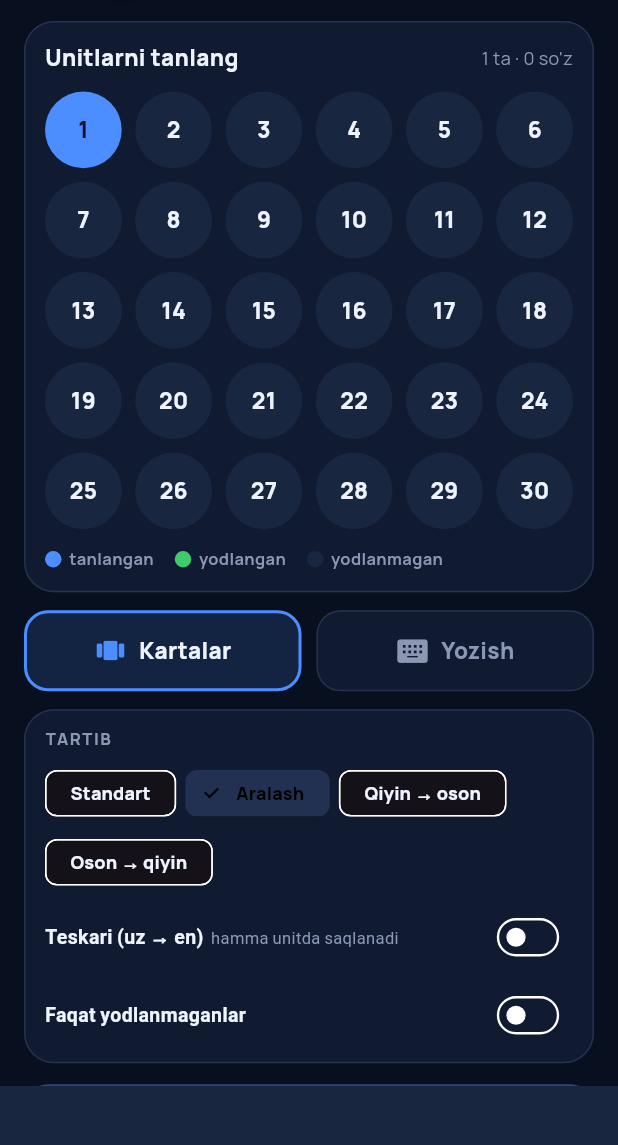
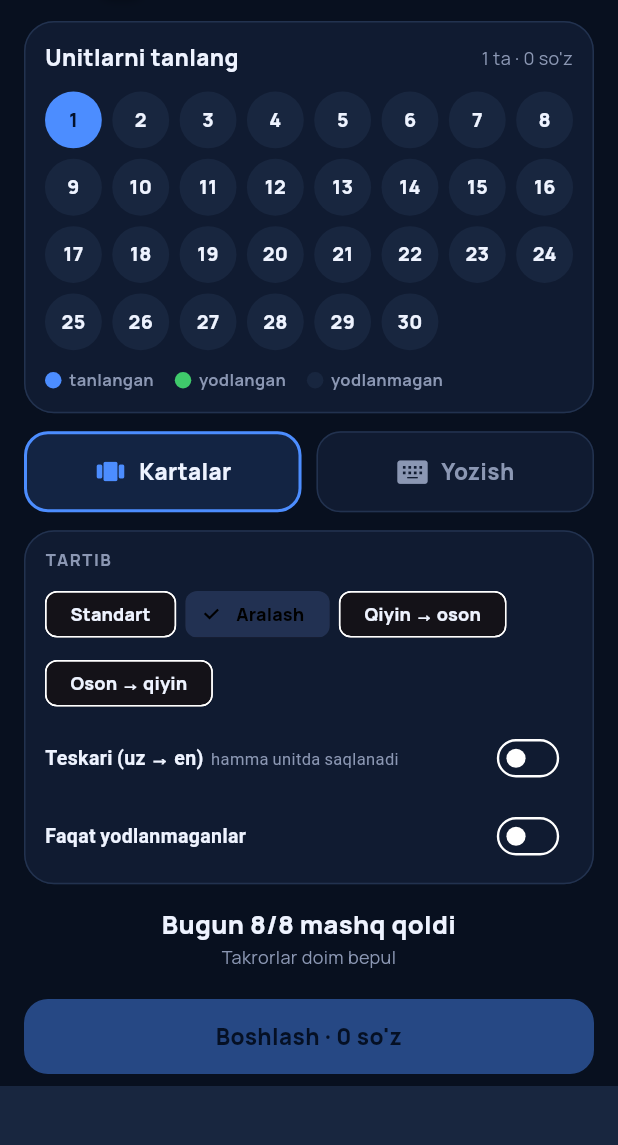
Before and after one commit to RavshanbekAkbarov/genius, a Flutter app: the SetupScreen screen opened directly with empty values, on a phone screen of 412 x 824 dp, the part 75-1220 px from its top. Run offline on Flutter 3.47's test engine with Material 3 defaults, Android fonts, the phone set to English and light mode, and no system bars; our stand-ins replace audioplayers, flutter_local_notifications, flutter_tts, google_fonts, google_mobile_ads, shared_preferences and 2 more; accounts and stored records are empty; network calls fail.

Commit message:
Karta, unitlar va Bugungi mashq ko'rinishi; o'zbekcha ovoz fayllari
- Karta aylantirilganda endi o'qilmaydi: inglizcha so'z yoki 🔊 bosilganda o'qiladi.
  Karta kattaroq va bo'yi uzunroq.
- Mashq qilishda unitlar bir qatorda 8 tadan; Boshlash tugmasi pastda doim ko'rinadi.
- Bugungi mashq belgisi ⚡.
- O'zbekcha ovoz: so'zlar uchun oldindan yozib olingan mp3 (Edge, uz-UZ-MadinaNeural)
  GitHub Actions'da tool/uz_audio.py bilan yaratiladi va assets/audio/uz ga commit qilinadi.
  Tinglashda avval shu fayl, bo'lmasa telefon ovozi ishlatiladi.

Co-Authored-By: Claude Opus 5.5 <noreply@anthropic.com>
Claude-Session: https://claude.ai/code/session_013W8VqLoEbdWsUuNYZPiqjj

```diff
--- a/lib/screens/home.dart
+++ b/lib/screens/home.dart
@@ -265,7 +265,7 @@ class _HomeTabState extends State<HomeTab> {
                 width: 56,
                 height: 56,
                 decoration: const BoxDecoration(color: C.gold, shape: BoxShape.circle),
-                child: const Icon(Icons.play_arrow_rounded, color: Color(0xFF241800), size: 36),
+                child: const Icon(Icons.bolt_rounded, color: Color(0xFF241800), size: 36),
               ),
               const SizedBox(width: 14),
               Expanded(
--- a/lib/screens/setup.dart
+++ b/lib/screens/setup.dart
@@ -85,8 +85,19 @@ class _SetupScreenState extends State<SetupScreen> {
     final cnt = pool(s).length;
     return Scaffold(
       appBar: TopBar(title: 'Mashq qilish', subtitle: b.title, book: b, actions: const [VoiceButton()]),
-      bottomNavigationBar: s.isPremium ? null : const SafeArea(top: false, child: AdBanner()),
-      body: ListView(padding: const EdgeInsets.fromLTRB(16, 8, 16, 24), children: [
+      // Boshlash tugmasi doim pastda ko'rinib turadi (skroll shart emas).
+      bottomNavigationBar: SafeArea(
+        top: false,
+        child: Column(mainAxisSize: MainAxisSize.min, children: [
+          Padding(
+            padding: const EdgeInsets.fromLTRB(16, 8, 16, 8),
+            child: Btn("Boshlash · $cnt so'z",
+                onTap: cnt == 0 ? null : () => startSession(context, ordered(s, pool(s)), review: false, typing: typing)),
+          ),
+          if (!s.isPremium) const AdBanner(),
+        ]),
+      ),
+      body: ListView(padding: const EdgeInsets.fromLTRB(16, 8, 16, 16), children: [
         AppCard(
           child: Column(crossAxisAlignment: CrossAxisAlignment.start, children: [
             Row(children: [
@@ -95,9 +106,9 @@ class _SetupScreenState extends State<SetupScreen> {
             ]),
             const SizedBox(height: 12),
             GridView.count(
-              crossAxisCount: 6,
-              mainAxisSpacing: 9,
-              crossAxisSpacing: 9,
+              crossAxisCount: 8,
+              mainAxisSpacing: 7,
+              crossAxisSpacing: 7,
               shrinkWrap: true,
               physics: const NeverScrollableScrollPhysics(),
               children: [
@@ -140,9 +151,6 @@ class _SetupScreenState extends State<SetupScreen> {
           ]),
         ),
         const SizedBox(height: 14),
-        Btn("Boshlash · $cnt so'z",
-            onTap: cnt == 0 ? null : () => startSession(context, ordered(s, pool(s)), review: false, typing: typing)),
-        const SizedBox(height: 12),
         Text(
           s.isPremium ? 'Premium: mashqlar cheklanmagan' : 'Bugun ${s.sessionsLeft}/$freeSessions mashq qoldi',
           textAlign: TextAlign.center,
@@ -215,13 +223,13 @@ class _SetupScreenState extends State<SetupScreen> {
               shape: BoxShape.circle,
               color: bg,
               border: Border.all(
-                  color: on && done ? C.good : (part ? C.good.withValues(alpha: .7) : Colors.transparent), width: 2.5),
+                  color: on && done ? C.good : (part ? C.good.withValues(alpha: .7) : Colors.transparent), width: 2),
             ),
             alignment: Alignment.center,
             child: Text('$u',
                 style: TextStyle(
                     fontWeight: FontWeight.w900,
-                    fontSize: 15,
+                    fontSize: 13,
                     color: on ? C.onAc : (done ? const Color(0xFF052611) : C.fg))),
           ),
         ),
--- a/pubspec.yaml
+++ b/pubspec.yaml
@@ -42,6 +42,8 @@ dependencies:
   google_mobile_ads: ^9.1.0
   supabase_flutter: ^2.18.3
   url_launcher: ^6.3.3
+  audioplayers: ^6.8.1
+  crypto: ^3.0.8
 dev_dependencies:
   flutter_test:
     sdk: flutter
@@ -66,6 +68,7 @@ flutter:
 
   assets:
     - assets/data/
+    - assets/audio/uz/
 
   # To add assets to your application, add an assets section, like this:
   # assets:
```
Also changed, not shown: lib/screens/listen.dart (+5 -5 lines), lib/screens/study.dart (+39 -18 lines), lib/services/speech.dart (+46 -1 lines), pubspec.lock, 3 other files.
